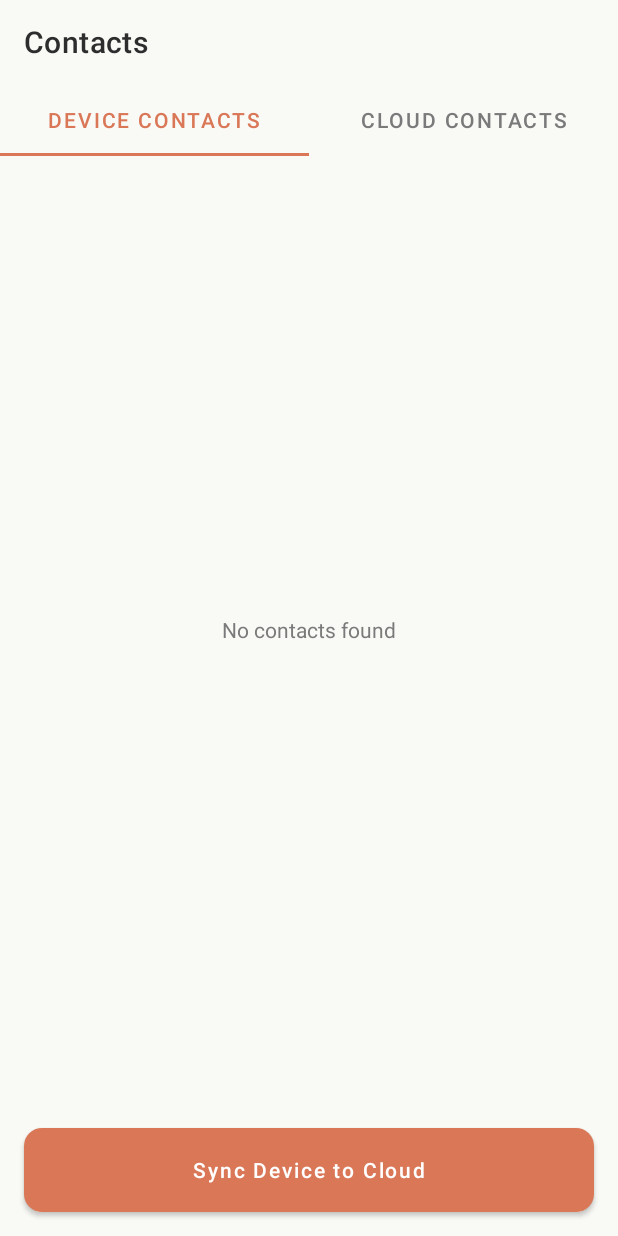
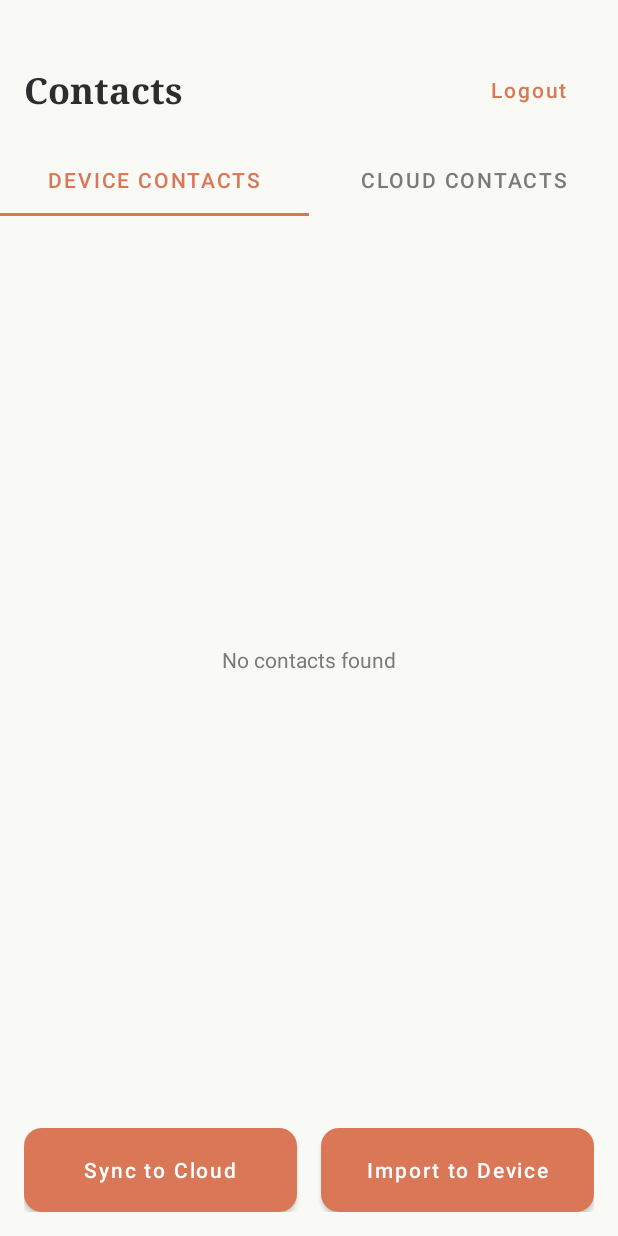
Before and after one commit to Amitdaskne/ClaudeContacts, an Android app: the screen it shows after launch once a user with an empty profile is signed in (ContactsActivity), on a phone screen of 412 x 824 dp. Run offline under Robolectric (Android 15) with nearby library versions, the phone set to English and light mode, and no system bars; our stand-ins replace Firebase (no records; nobody signed in at launch, a user with empty details on screens opened directly).

Commit message:
fix: crash on sync, full screen UI, add import and logout buttons

```diff
--- a/app/src/main/java/com/amit/claudecontacts/LoginActivity.java
+++ b/app/src/main/java/com/amit/claudecontacts/LoginActivity.java
@@ -7,6 +7,7 @@ import android.widget.EditText;
 import android.widget.TextView;
 import android.widget.Toast;
 import androidx.appcompat.app.AppCompatActivity;
+import androidx.core.view.WindowCompat;
 import com.google.firebase.FirebaseApp;
 import com.google.firebase.FirebaseOptions;
 import com.google.firebase.auth.FirebaseAuth;
@@ -19,6 +20,7 @@ public class LoginActivity extends AppCompatActivity {
     @Override
     protected void onCreate(Bundle b) {
         super.onCreate(b);
+        WindowCompat.setDecorFitsSystemWindows(getWindow(), false);
         setContentView(R.layout.activity_login);
 
         if (FirebaseApp.getApps(this).isEmpty()) {
--- a/app/src/main/res/layout/activity_contacts.xml
+++ b/app/src/main/res/layout/activity_contacts.xml
@@ -1,10 +1,17 @@
 <?xml version="1.0" encoding="utf-8"?>
 <LinearLayout xmlns:android="http://schemas.android.com/apk/res/android"
     xmlns:app="http://schemas.android.com/apk/res-auto"
-    android:layout_width="match_parent" android:layout_height="match_parent" android:orientation="vertical">
+    android:layout_width="match_parent" android:layout_height="match_parent"
+    android:orientation="vertical" android:paddingTop="24dp">
 
-    <androidx.appcompat.widget.Toolbar android:layout_width="match_parent" android:layout_height="?attr/actionBarSize"
-        android:background="@color/claude_bg" android:elevation="0dp" app:title="Contacts" app:titleTextColor="@color/claude_text"/>
+    <LinearLayout android:layout_width="match_parent" android:layout_height="wrap_content"
+        android:orientation="horizontal" android:padding="16dp" android:gravity="center_vertical">
+        <TextView android:layout_width="0dp" android:layout_weight="1" android:layout_height="wrap_content"
+            android:text="Contacts" android:textSize="24sp" android:textStyle="bold" android:textColor="@color/claude_text" android:fontFamily="serif"/>
+        <Button android:id="@+id/btnLogout" android:layout_width="wrap_content" android:layout_height="40dp"
+            android:text="Logout" android:textAllCaps="false" android:textColor="@color/claude_accent"
+            android:background="?attr/selectableItemBackground"/>
+    </LinearLayout>
 
     <com.google.android.material.tabs.TabLayout android:id="@+id/tabLayout"
         android:layout_width="match_parent" android:layout_height="wrap_content"
@@ -14,7 +21,13 @@
     <androidx.viewpager2.widget.ViewPager2 android:id="@+id/viewPager"
         android:layout_width="match_parent" android:layout_height="0dp" android:layout_weight="1"/>
 
-    <Button android:id="@+id/btnSync" android:layout_width="match_parent" android:layout_height="56dp"
-        android:layout_margin="16dp" android:text="Sync Device to Cloud" android:textAllCaps="false"
-        android:background="@drawable/bg_claude_button" android:textColor="#FFF"/>
+    <LinearLayout android:layout_width="match_parent" android:layout_height="wrap_content"
+        android:orientation="horizontal" android:padding="16dp">
+        <Button android:id="@+id/btnSync" android:layout_width="0dp" android:layout_weight="1" android:layout_height="56dp"
+            android:layout_marginEnd="8dp" android:text="Sync to Cloud" android:textAllCaps="false"
+            android:background="@drawable/bg_claude_button" android:textColor="#FFF"/>
+        <Button android:id="@+id/btnImport" android:layout_width="0dp" android:layout_weight="1" android:layout_height="56dp"
+            android:layout_marginStart="8dp" android:text="Import to Device" android:textAllCaps="false"
+            android:background="@drawable/bg_claude_button" android:textColor="#FFF"/>
+    </LinearLayout>
 </LinearLayout>
```
Also changed, not shown: app/src/main/java/com/amit/claudecontacts/ContactsActivity.java (+78 -10 lines).
